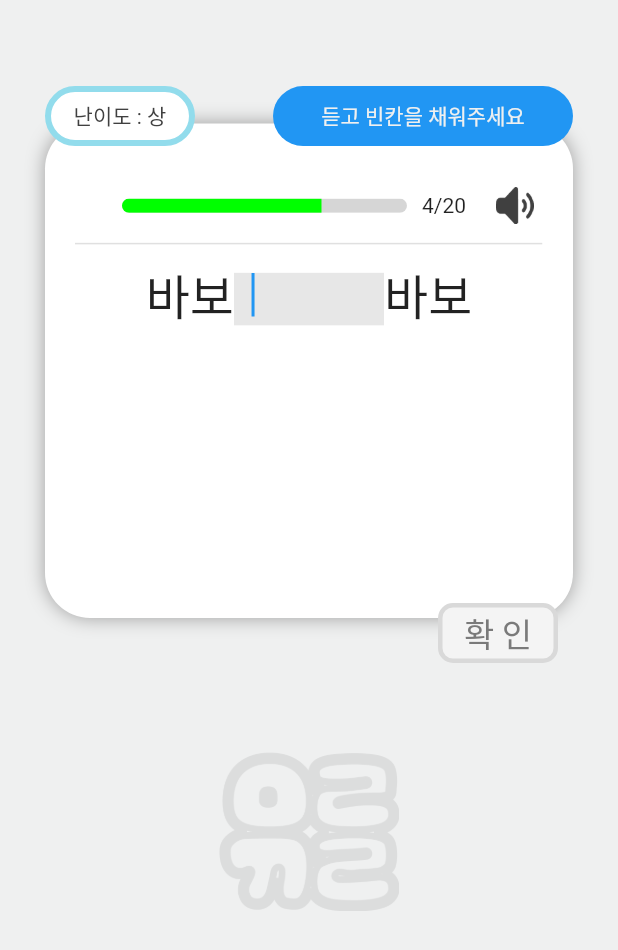
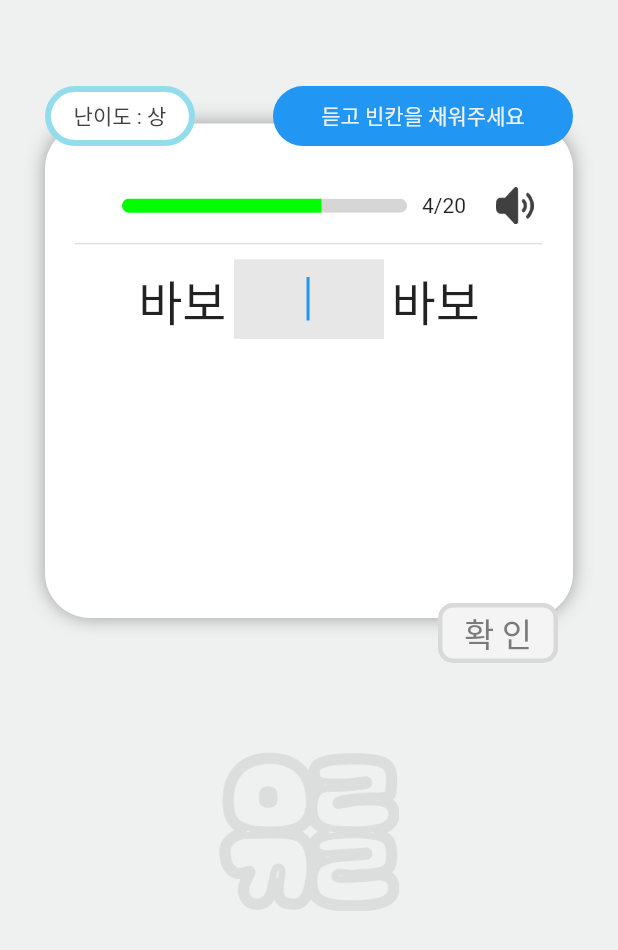
Before and after one commit to TeamDA-ON/Arikkari_Frontend, a Flutter app: the quizSelection screen opened directly, after a tap on "맞춤법 퀴즈", on a phone screen of 412 x 824 dp. Shown: the top 950 px of the screen. Run offline on Flutter 3.47's test engine with Material 2 defaults, Android fonts, the phone set to English and light mode, and no system bars; our stand-ins replace flutter_tts, get; Roboto replaces fonts that are missing (Pretendard).

Commit message:
DESGIN: container

```diff
--- a/lib/main.dart
+++ b/lib/main.dart
@@ -1,5 +1,5 @@
 import 'package:flutter/material.dart';
-import 'package:flutter_project/ui/screen/home/home.dart';
+import 'package:flutter_project/ui/screen/spelling-quiz/spelling-quiz.dart';
 import 'package:get/get.dart';
 
 void main() {
@@ -8,8 +8,8 @@ void main() {
       theme: ThemeData(
         fontFamily: 'Pretendard',
       ),
-      home: const Home(),
-      // home: const Quiz(),
+      // home: const Home(),
+      home: const Quiz(),
     ),
   );
 }
--- a/lib/ui/widgets/constants/quizContainer/solve_quiz_container.dart
+++ b/lib/ui/widgets/constants/quizContainer/solve_quiz_container.dart
@@ -80,23 +80,19 @@ Stack solveQuizContainer({
                 direction: Axis.horizontal,
                 alignment: WrapAlignment.center,
                 children: [
-                  Text(
-                    problemText!, // 가져온 데이터의 일부를 표시
-                    style: const TextStyle(
-                      fontSize: 32,
-                    ),
-                  ),
+                  problemTextMethod(problemText!),
                   if (isTypeSpelling ?? true)
                     Container(
-                      margin: const EdgeInsets.only(top: 9),
-                      width: 100,
-                      height: 35,
-                      color: const Color.fromRGBO(255, 255, 255, 1),
+                      width: 100.0,
+                      height: 70.0,
+                      margin: const EdgeInsets.only(left: 5, right: 5),
                       child: TextField(
+                        // inputFormatters: [LengthLimitingTextInputFormatter(MAXLENGTH)], //입력길이 제한
                         autofocus: true,
                         style: const TextStyle(
                           fontSize: 25,
                         ),
+                        textAlign: TextAlign.center,
                         controller: editController!,
                         decoration: const InputDecoration(
                           border: InputBorder.none,
@@ -105,13 +101,7 @@ Stack solveQuizContainer({
                         ),
                       ),
                     ),
-                  if (isTypeSpelling ?? true)
-                    Text(
-                      problemText, // 가져온 데이터의 일부를 표시
-                      style: const TextStyle(
-                        fontSize: 32,
-                      ),
-                    ),
+                  if (isTypeSpelling ?? true) problemTextMethod(problemText),
                 ],
               ),
             ),
@@ -199,6 +189,18 @@ Stack solveQuizContainer({
   );
 }
 
+Container problemTextMethod(String problemText) {
+  return Container(
+    margin: const EdgeInsets.only(top: 4),
+    child: Text(
+      problemText, // 가져온 데이터의 일부를 표시
+      style: const TextStyle(
+        fontSize: 32,
+      ),
+    ),
+  );
+}
+
 Text quizText(String text, Color color) {
   return Text(
     text,
```
